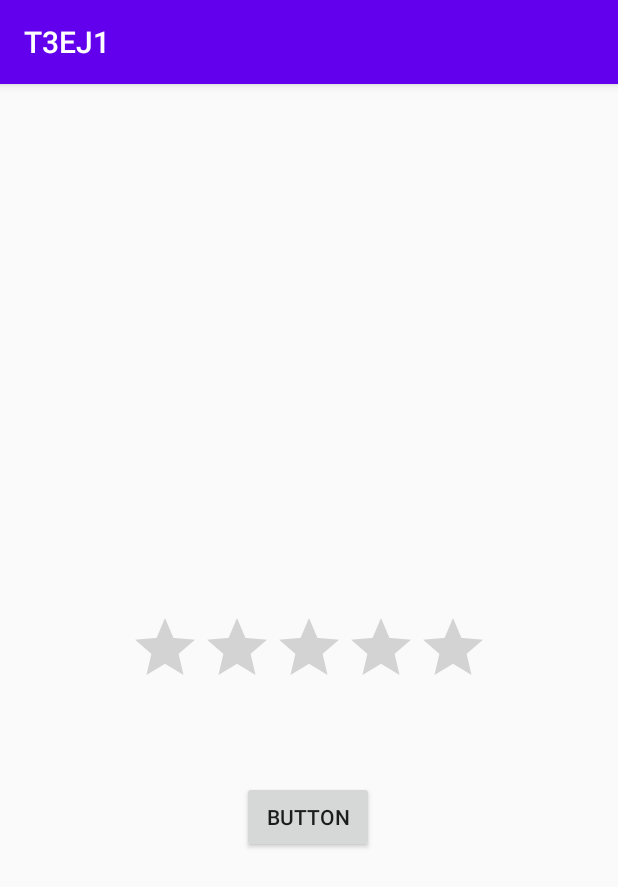
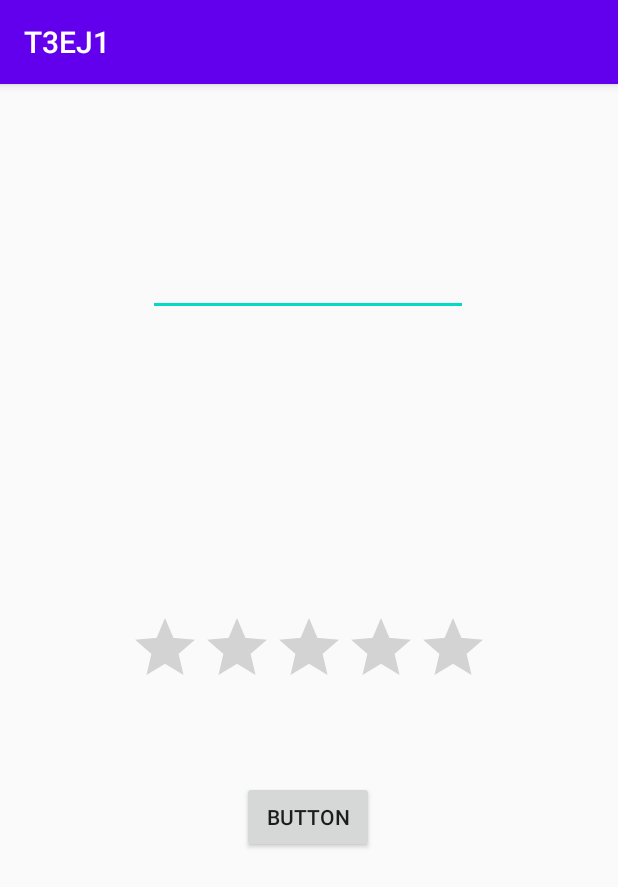
Before and after one commit to Matias-Louzao-Ataria/Android, an Android app: the MainActivity2 screen opened directly, with no data from a screen before it, on a phone screen of 412 x 824 dp. Shown: the top 887 px of the screen. Run offline under Robolectric (Android 15) with nearby library versions, the light colour scheme and no system bars.

Commit message:
Arreglos EJ2

```diff
--- a/EJ5/app/src/main/res/values/strings.xml
+++ b/EJ5/app/src/main/res/values/strings.xml
@@ -12,5 +12,6 @@
     <string name="rating" translatable="false">RatingBar</string>
     <string name="nombre" translatable="false">Introduce tu nombre</string>
     <string name="volver" translatable="false">volver</string>
-
+    <string name="tel" translatable="false">Teléfono</string>
+    <string name="llamar" translatable="false">Llamar</string>
 </resources>
--- a/T3EJ1/app/src/main/res/layout/activity_main2.xml
+++ b/T3EJ1/app/src/main/res/layout/activity_main2.xml
@@ -45,4 +45,17 @@
         app:layout_constraintStart_toStartOf="parent"
         app:layout_constraintTop_toBottomOf="@+id/ratingBar"
         app:layout_constraintVertical_bias="0.012" />
+
+    <EditText
+        android:id="@+id/editTextPhone"
+        android:layout_width="wrap_content"
+        android:layout_height="wrap_content"
+        android:ems="10"
+        android:inputType="phone"
+        app:layout_constraintBottom_toTopOf="@+id/textViewSec"
+        app:layout_constraintEnd_toEndOf="parent"
+        app:layout_constraintHorizontal_bias="0.497"
+        app:layout_constraintStart_toStartOf="parent"
+        app:layout_constraintTop_toTopOf="parent"
+        app:layout_constraintVertical_bias="0.552" />
 </androidx.constraintlayout.widget.ConstraintLayout>
```
Also changed, not shown: EJ5/app/src/main/java/com/example/ej5/Secundaria.java (+23 -0 lines), EJ5/app/src/main/res/layout/activity_secundaria.xml (+22 -0 lines).
